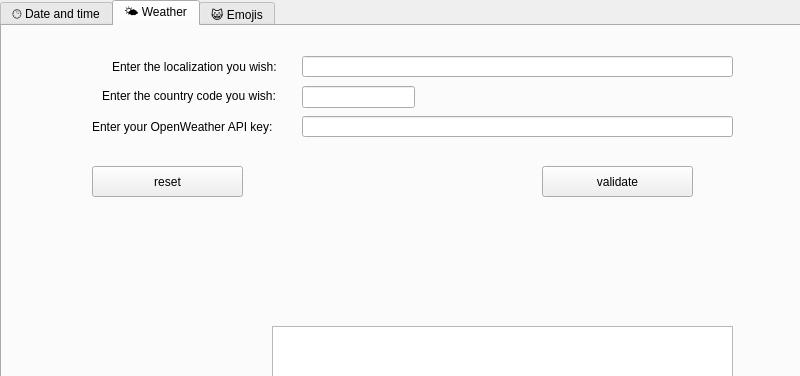
First picture: the form in maindesktopweadtwindow.ui, repository Vicken-Ghoubiguian/desktopWeaDTApp, before the edit; both pictures show x 0 to 800 and y 0 to 376 of the 800 by 600 pixel window.
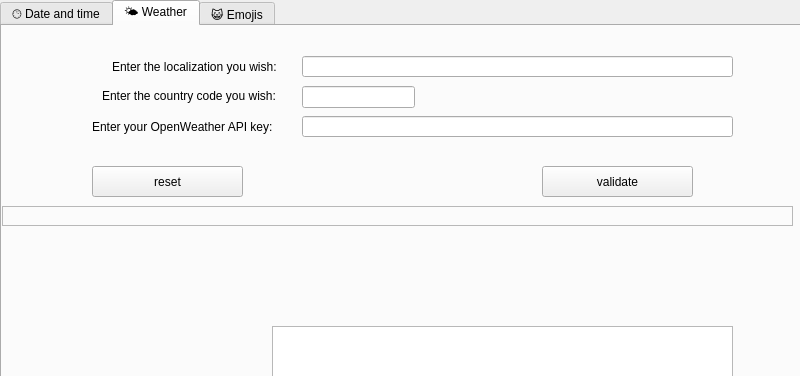
Second picture: the form after the edit. The open tabs and pages were chosen to show the change.

What changed in the file:
```diff
--- a/maindesktopweadtwindow.ui
+++ b/maindesktopweadtwindow.ui
@@ -234,6 +234,22 @@
        <string/>
       </property>
      </widget>
+     <widget class="QFrame" name="weatherFrame">
+      <property name="geometry">
+       <rect>
+        <x>0</x>
+        <y>180</y>
+        <width>791</width>
+        <height>20</height>
+       </rect>
+      </property>
+      <property name="frameShape">
+       <enum>QFrame::StyledPanel</enum>
+      </property>
+      <property name="frameShadow">
+       <enum>QFrame::Raised</enum>
+      </property>
+     </widget>
     </widget>
     <widget class="QWidget" name="emojisTab">
      <attribute name="title">
```
Left out of the diff: 2 changed lines with no effect on the pictures.
